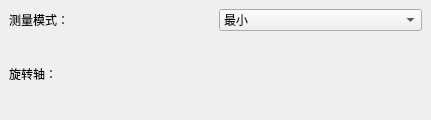
jiaqiwang969/Slicer, file miniSlicer/Slicer/Modules/Loadable/Markups/Widgets/Resources/UI/qMRMLMarkupsAngleMeasurementsWidget.ui: the form before one commit.
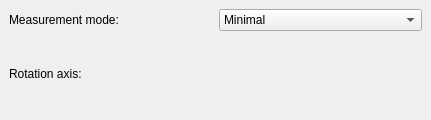
The form after the commit. Custom widgets are drawn as their Qt base class.

Diff of the .ui file:
```diff
--- a/miniSlicer/Slicer/Modules/Loadable/Markups/Widgets/Resources/UI/qMRMLMarkupsAngleMeasurementsWidget.ui
+++ b/miniSlicer/Slicer/Modules/Loadable/Markups/Widgets/Resources/UI/qMRMLMarkupsAngleMeasurementsWidget.ui
@@ -28,7 +28,7 @@
    <item>
     <widget class="ctkCollapsibleButton" name="angleMeasurementModeCollapsibleButton" native="true">
      <property name="text" stdset="0">
-      <string>角度设置</string>
+      <string>Angle Settings</string>
      </property>
      <property name="checked" stdset="0">
       <bool>false</bool>
@@ -46,7 +46,7 @@
       <item row="0" column="0">
        <widget class="QLabel" name="label_8">
         <property name="text">
-         <string>测量模式：</string>
+         <string>Measurement mode:</string>
         </property>
        </widget>
       </item>
@@ -57,7 +57,7 @@
         </property>
         <item>
          <property name="text">
-          <string>最小</string>
+          <string>Minimal</string>
          </property>
         </item>
         <item>
@@ -75,7 +75,7 @@
       <item row="1" column="0">
        <widget class="QLabel" name="label_9">
         <property name="text">
-         <string>旋转轴：</string>
+         <string>Rotation axis:</string>
         </property>
        </widget>
       </item>
```
Left out of the diff: 15 changed lines with no effect on the pictures.
